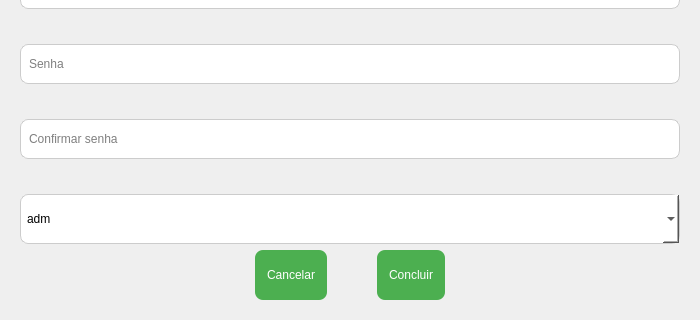
This is App/view/ui/registerEmployee.ui in Senac-SOR-ADS/Gerenciamento-Escolar as Qt 5 draws it before an edit; both pictures show x 0 to 700 and y 262 to 582 of the 700 by 582 pixel window. The edited form follows.
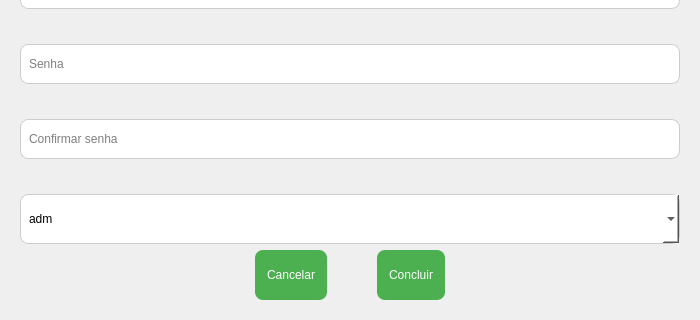
This is the edited form. Icons and pictures are not drawn.

Commit message:
fix(newReport e registerEmployee)
Arrumando o texto do combobox.

The edit to the form file:
```diff
--- a/App/view/ui/registerEmployee.ui
+++ b/App/view/ui/registerEmployee.ui
@@ -153,6 +153,12 @@
             <height>50</height>
            </size>
           </property>
+          <property name="editable">
+           <bool>true</bool>
+          </property>
+          <property name="currentText">
+           <string>ADM</string>
+          </property>
           <item>
            <property name="text">
             <string>adm</string>
```
The commit also changes 1 other file.
